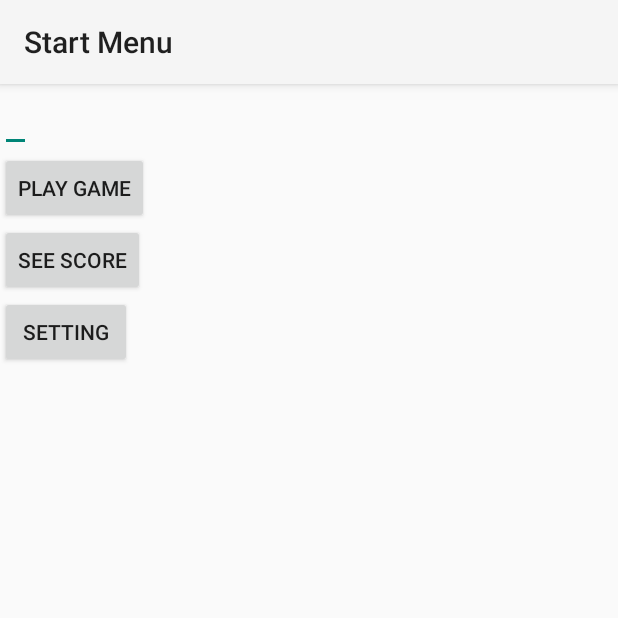
After one commit to 921kiyo/blackjack-android, an Android app: the StartActivity screen opened directly, with no data from a screen before it, on a phone screen of 412 x 824 dp, the top half of it. The commit adds this screen. Run offline under Robolectric (Android 15) with nearby library versions, the phone set to English and light mode, and no system bars; 1 statement that could not run was skipped.

Commit message:
Add start and menu pages

```diff
--- /dev/null
+++ b/app/src/main/java/com/example/user/blackjack/StartActivity.java
@@ -0,0 +1,45 @@
+package com.example.user.blackjack;
+
+import android.content.Intent;
+import android.os.Bundle;
+import android.support.v7.app.AppCompatActivity;
+import android.view.View;
+import android.widget.Button;
+import android.widget.TextView;
+
+
+/**
+ * Created by user on 05/09/2016.
+ */
+public class StartActivity extends AppCompatActivity{
+    TextView mEditText;
+    Button mPlayButton;
+    @Override
+    protected void onCreate(Bundle saveInstanceState){
+        super.onCreate(saveInstanceState);
+        setContentView(R.layout.start_main);
+        // Getting name from login page
+        mEditText = (TextView)findViewById(R.id.input_name);
+
+        Intent intent = getIntent();
+        Bundle extras = intent.getExtras();
+
+        String name = extras.getString("name");
+        mEditText.setText(name);
+
+        // Callback for play
+        mPlayButton = (Button)findViewById(R.id.play);
+
+        mPlayButton.setOnClickListener(new View.OnClickListener(){
+            @Override
+            public void onClick(View view){
+                Intent intent = new Intent(StartActivity.this, MenuActivity.class);
+                startActivity(intent);
+            }
+
+
+
+        });
+
+    }
+}
--- /dev/null
+++ b/app/src/main/res/layout/start_main.xml
@@ -0,0 +1,24 @@
+<?xml version="1.0" encoding="utf-8"?>
+<LinearLayout xmlns:android="http://schemas.android.com/apk/res/android"
+    android:orientation="vertical" android:layout_width="match_parent"
+    android:layout_height="match_parent">
+    <EditText
+        android:id="@+id/input_name"
+        android:layout_width="wrap_content"
+        android:layout_height="wrap_content"
+        android:text=""/>
+    <Button
+        android:id="@+id/play"
+        android:layout_width="wrap_content"
+        android:layout_height="wrap_content"
+        android:text="@string/play"/>
+    <Button
+        android:layout_width="wrap_content"
+        android:layout_height="wrap_content"
+        android:text="@string/score"/>
+    <Button
+        android:layout_width="wrap_content"
+        android:layout_height="wrap_content"
+        android:text="@string/setting"/>
+
+</LinearLayout>
--- a/app/src/main/res/values/strings.xml
+++ b/app/src/main/res/values/strings.xml
@@ -1,4 +1,7 @@
 <resources>
-    <string name="app_name">BlackJack</string>
-    <string name="action_settings">Settings</string>
+    <string name="app_name">Hello</string>
+    <string name="header">Welcome to Black Jack</string>
+    <string name="play">Play Game</string>
+    <string name="score">See Score</string>
+    <string name="setting">Setting</string>
 </resources>
```
Also changed, not shown: app/src/main/AndroidManifest.xml (+15 -3 lines), app/src/main/java/com/example/user/blackjack/LoginActivity.java (added, +38 -0 lines), app/src/main/java/com/example/user/blackjack/MenuActivity.java (added, +30 -0 lines), app/src/main/res/layout/activity_login.xml (added, +16 -0 lines), app/src/main/res/layout/menu_main.xml (added, +70 -0 lines), 1 other file.
